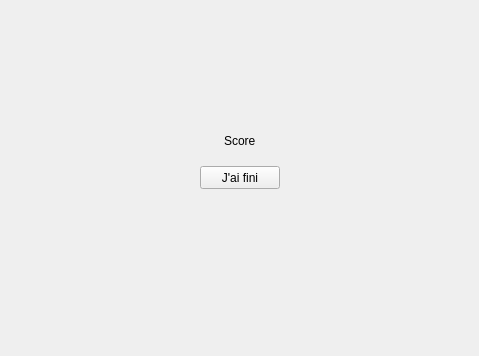
Old version of the form Programmation/Application/Escape_Quiz_Projet_BTS/windowend.ui in the repository BaptisteMagoni/Projet_escape_bts_7_quizz; both pictures show x 0 to 479 and y 200 to 556 of the 479 by 556 pixel window.
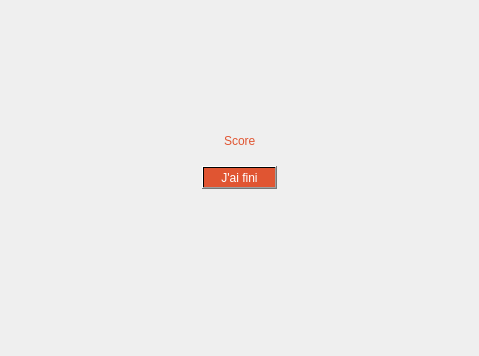
New version of the form. Icons and pictures are not drawn.

Commit message: Modif Interface APP

```diff
--- a/Programmation/Application/Escape_Quiz_Projet_BTS/windowend.ui
+++ b/Programmation/Application/Escape_Quiz_Projet_BTS/windowend.ui
@@ -133,6 +133,10 @@
        </item>
        <item>
         <widget class="QLabel" name="label_score">
+         <property name="styleSheet">
+          <string notr="true">color: qlineargradient(spread:pad, x1:0, y1:0, x2:1, y2:0, stop:1 rgba(223, 67, 28, 228));
+font: 12pt &quot;Comic Sans MS&quot;;</string>
+         </property>
          <property name="text">
           <string>Score</string>
          </property>
@@ -185,6 +189,11 @@
           <height>35</height>
          </size>
         </property>
+        <property name="styleSheet">
+         <string notr="true">color: rgb(255, 255, 255);
+background-color: qlineargradient(spread:pad, x1:0, y1:0, x2:1, y2:0, stop:1 rgba(223, 67, 28, 228));
+font: 12pt &quot;Comic Sans MS&quot;;</string>
+        </property>
         <property name="text">
          <string>J'ai fini</string>
         </property>
```
The commit also changes 2 other files.
